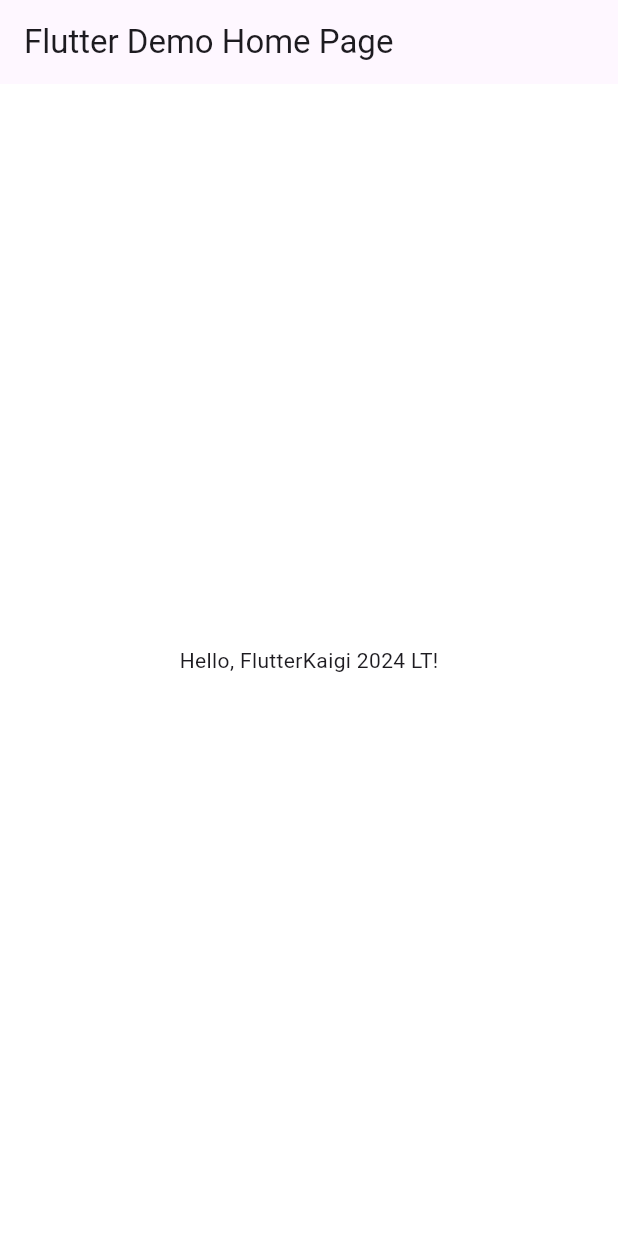
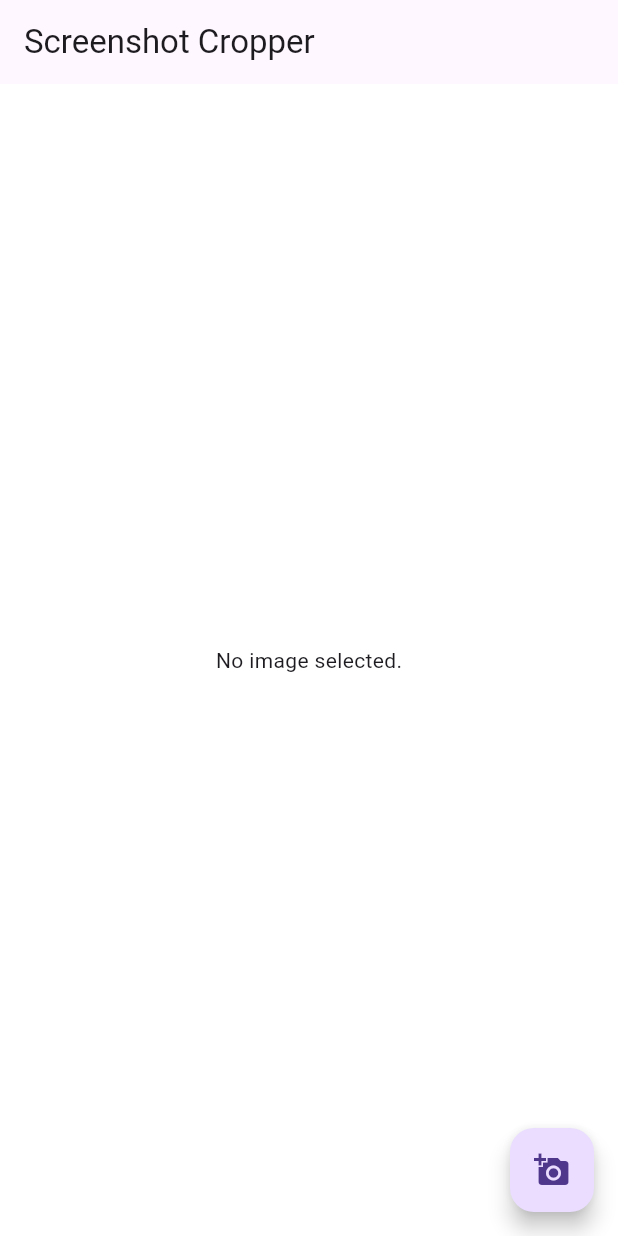
Before and after one commit to kno3a87/flutterkaigi-2024-lt, a Flutter app: the screen it shows after launch, on a phone screen of 412 x 824 dp. Run offline on Flutter 3.47's test engine with Material 3 defaults, Android fonts, the light colour scheme and no system bars; our stand-ins replace gallery_saver, image_picker, screenshot.

```diff
--- a/lib/example.dart
+++ b/lib/example.dart
@@ -1,4 +1,7 @@
 import 'package:flutter/material.dart';
+import 'package:image_picker/image_picker.dart';
+import 'dart:io';
+import 'crop_image.dart';
 
 class Example extends StatefulWidget {
   const Example({super.key, required this.title});
@@ -10,9 +13,29 @@
 }
 
 class _ExampleState extends State<Example> {
-  @override
-  void initState() {
-    super.initState();
+  final ImagePicker _picker = ImagePicker();
+  File? _image;
+
+  Future<void> _pickImage(BuildContext context) async {
+    final pickedFile = await _picker.pickImage(source: ImageSource.gallery);
+    if (pickedFile != null) {
+      if (!context.mounted) {
+        return;
+      }
+      final result = await Navigator.push(
+        context,
+        MaterialPageRoute(
+          builder: (context) => CropImagePage(file: pickedFile),
+          fullscreenDialog: true,
+        ),
+      );
+
+      if (result != null && result is File) {
+        setState(() {
+          _image = result;
+        });
+      }
+    }
   }
 
   @override
@@ -20,10 +43,24 @@
     return Scaffold(
       backgroundColor: Colors.white,
       appBar: AppBar(
-        title: Text(widget.title),
+        title: const Text('Screenshot Cropper'),
       ),
-      body: const Center(
-        child: Text('Hello, FlutterKaigi 2024 LT!'),
+      body: Center(
+        child: Column(
+          mainAxisAlignment: MainAxisAlignment.center,
+          children: [
+            _image == null
+                ? const Text('No image selected.')
+                : Image.file(
+                    _image!,
+                  ),
+          ],
+        ),
+      ),
+      floatingActionButton: FloatingActionButton(
+        onPressed: () => _pickImage(context),
+        tooltip: 'Pick Image',
+        child: const Icon(Icons.add_a_photo),
       ),
     );
   }
--- a/pubspec.yaml
+++ b/pubspec.yaml
@@ -35,6 +35,9 @@
   # The following adds the Cupertino Icons font to your application.
   # Use with the CupertinoIcons class for iOS style icons.
   cupertino_icons: ^1.0.6
+  screenshot: ^3.0.0
+  image_picker: ^1.1.2
+  gallery_saver: ^2.3.2
 
 dev_dependencies:
   flutter_test:
```
Also changed, not shown: lib/crop_image.dart (added, +167 -0 lines), 10 other files.
